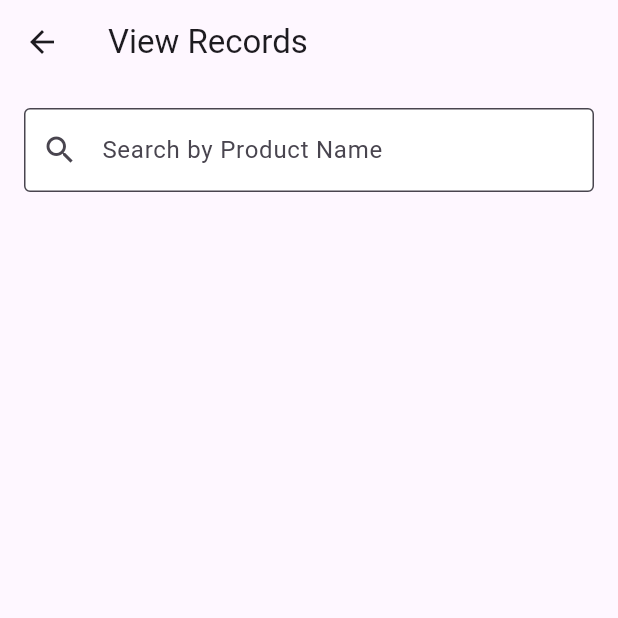
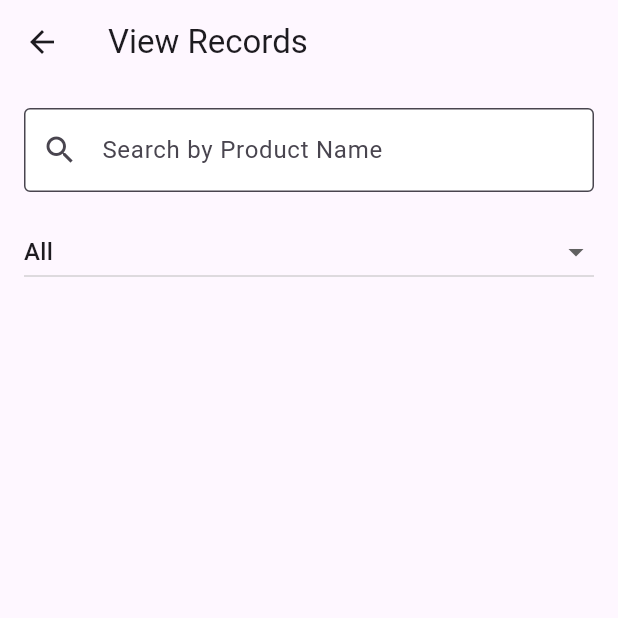
Before and after one commit to lvanshaw/App, a Flutter app: the screen it shows after launch, in the side drawer, after a tap on "View Records", on a phone screen of 412 x 824 dp, the top half of it. Run offline on Flutter 3.47's test engine with Material 3 defaults, Android fonts, the phone set to English and light mode, and no system bars; our stand-ins replace firebase_core, firebase_database, sqflite; accounts and stored records are empty.

Commit message:
added category filter

```diff
--- a/lib/models/product.dart
+++ b/lib/models/product.dart
@@ -19,7 +19,7 @@ class Product {
       .firstWhere((e) => e.toString().split('.').last == type);
 }
 
-final List<String> categories = ['Fruits', 'Vegetables', 'Dairy', 'Grains'];
+final List<String> categories = ['All','Fruits', 'Vegetables', 'Dairy', 'Grains'];
 
 enum ProductType {
   weight,
--- a/lib/screens/view_records_screen.dart
+++ b/lib/screens/view_records_screen.dart
@@ -2,6 +2,7 @@ import 'package:flutter/material.dart';
 import 'package:provider/provider.dart';
 import '../providers/product_provider.dart';
 import 'edit_product_screen.dart';
+import '../models/product.dart';
 
 class ViewRecordsScreen extends StatefulWidget {
   const ViewRecordsScreen({super.key});
@@ -12,6 +13,7 @@ class ViewRecordsScreen extends StatefulWidget {
 
 class _ViewRecordsScreenState extends State<ViewRecordsScreen> {
   String searchQuery = '';
+  String selectedCategory = 'All'; // Default to 'All'
 
   @override
   Widget build(BuildContext context) {
@@ -27,6 +29,13 @@ class _ViewRecordsScreenState extends State<ViewRecordsScreen> {
           return Consumer<ProductProvider>(
             builder: (context, productProvider, child) {
               final products = productProvider.products;
+
+              // Apply category filter
+              final filteredProducts = selectedCategory == 'All'
+                  ? products
+                  : products
+                      .where((product) => product.category == selectedCategory)
+                      .toList();
 
               return SingleChildScrollView(
                 child: Column(
@@ -46,13 +55,35 @@ class _ViewRecordsScreenState extends State<ViewRecordsScreen> {
                         },
                       ),
                     ),
+                    // Dropdown for category filter
+                    Padding(
+                      padding: const EdgeInsets.symmetric(horizontal: 16.0),
+                      child: DropdownButton<String>(
+                        value: selectedCategory,
+                        isExpanded: true,
+                        items: categories.map((String category) {
+                          return DropdownMenuItem<String>(
+                            value: category,
+                            child: Text(category),
+                          );
+                        }).toList(),
+                        onChanged: (String? newValue) {
+                          setState(() {
+                            selectedCategory =
+                                newValue ?? 'All'; // Update selected category
+                            productProvider.filterByCategory(
+                                selectedCategory); // Call filter method
+                          });
+                        },
+                      ),
+                    ),
                     ListView.builder(
-                      itemCount: products.length,
+                      itemCount: filteredProducts.length,
                       shrinkWrap: true, // Avoid overflow
                       physics:
                           NeverScrollableScrollPhysics(), // Disable scrolling in ListView
                       itemBuilder: (context, index) {
-                        final product = products[index];
+                        final product = filteredProducts[index];
                         return Card(
                           margin:
                               EdgeInsets.symmetric(vertical: 8, horizontal: 16),
```
